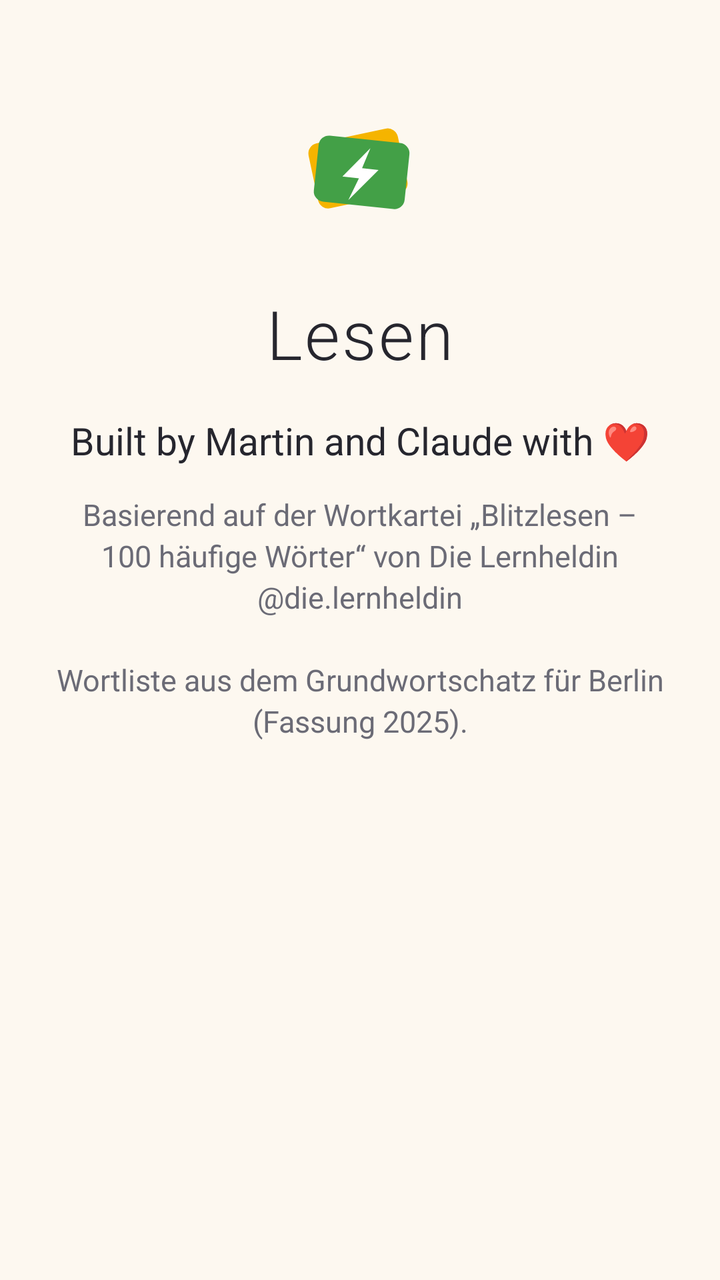
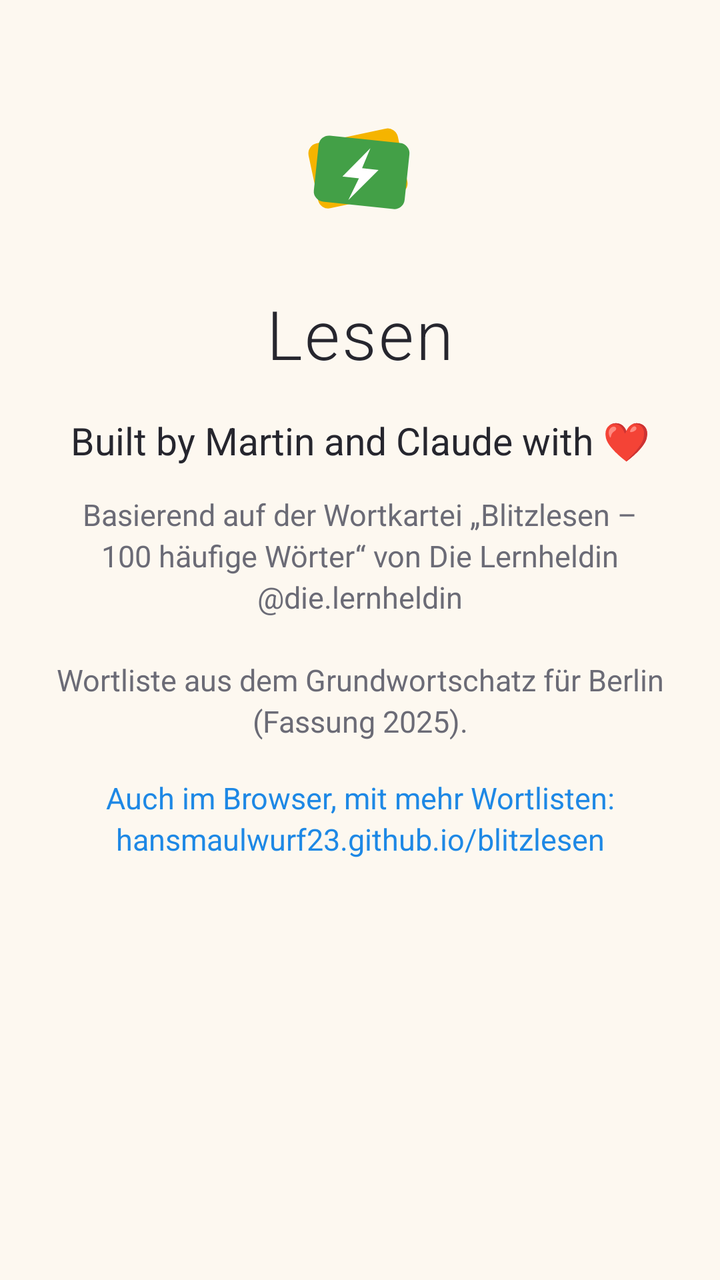

Two renders of the same Android screen: before a commit and after it. Below are the layout's source before the change and the commit's diff.
<!-- AndroidManifest.xml: application theme Theme.Lesen -->
<!-- res/layout/dialog_about.xml -->
<?xml version="1.0" encoding="utf-8"?>
<LinearLayout xmlns:android="http://schemas.android.com/apk/res/android"
    android:layout_width="match_parent"
    android:layout_height="wrap_content"
    android:gravity="center_horizontal"
    android:orientation="vertical"
    android:paddingHorizontal="28dp"
    android:paddingTop="28dp"
    android:paddingBottom="8dp">

    <ImageView
        android:layout_width="112dp"
        android:layout_height="112dp"
        android:contentDescription="@string/app_name"
        android:src="@drawable/ic_launcher_foreground" />

    <TextView
        android:layout_width="wrap_content"
        android:layout_height="wrap_content"
        android:layout_marginTop="4dp"
        android:fontFamily="sans-serif-light"
        android:letterSpacing="0.03"
        android:text="@string/app_name"
        android:textColor="@color/text_primary"
        android:textSize="34sp" />

    <TextView
        android:layout_width="wrap_content"
        android:layout_height="wrap_content"
        android:layout_marginTop="18dp"
        android:gravity="center"
        android:lineSpacingExtra="4dp"
        android:text="@string/about_built_by"
        android:textColor="@color/text_primary"
        android:textSize="19sp" />

    <TextView
        android:layout_width="wrap_content"
        android:layout_height="wrap_content"
        android:layout_marginTop="14dp"
        android:gravity="center"
        android:lineSpacingExtra="3dp"
        android:text="@string/about_based_on"
        android:textColor="@color/text_secondary"
        android:textSize="15sp" />

    <TextView
        android:id="@+id/about_version"
        android:layout_width="wrap_content"
        android:layout_height="wrap_content"
        android:layout_marginTop="14dp"
        android:fontFamily="monospace"
        android:textColor="@color/text_secondary"
        android:textSize="14sp" />

</LinearLayout>
<!-- resources referenced by this layout -->
<resources>
  <color name="text_primary">#FF26262E</color>
  <color name="text_secondary">#FF6B6B76</color>
  <!-- drawable ic_launcher_foreground (drawable) -->
  <vector xmlns:android="http://schemas.android.com/apk/res/android"
      android:width="108dp"
      android:height="108dp"
      android:viewportWidth="108"
      android:viewportHeight="108">
      
      <group android:pivotX="54" android:pivotY="54" android:rotation="-12">
          <path android:fillColor="#FFF5B400" android:pathData="M36,38h34a5,5 0,0 1,5,5v22a5,5 0,0 1,-5,5h-34a5,5 0,0 1,-5,-5v-22a5,5 0,0 1,5,-5z" />
      </group>
      <group android:pivotX="54" android:pivotY="54" android:rotation="6">
          <path android:fillColor="#FF43A047" android:pathData="M38,40h34a5,5 0,0 1,5,5v22a5,5 0,0 1,-5,5h-34a5,5 0,0 1,-5,-5v-22a5,5 0,0 1,5,-5z" />
          <path android:fillColor="#FFFFFFFF" android:pathData="M58,44l-12,15h8l-4,11l13,-16h-8z" />
      </group>
  </vector>
  <string name="about_based_on">Basierend auf der Wortkartei „Blitzlesen – 100 häufige Wörter“ von Die Lernheldin\n@die.lernheldin\n\nWortliste aus dem Grundwortschatz für Berlin (Fassung 2025).</string>
  <string name="about_built_by">Built by Martin and Claude with ❤️</string>
  <string name="app_name">Lesen</string>
  <style name="Theme.Lesen" parent="Theme.Material3.DayNight.NoActionBar">
          <item name="colorPrimary">@color/accent</item>
          <item name="colorOnPrimary">#FFFFFFFF</item>
          <item name="colorSecondary">@color/good</item>
          <item name="android:colorBackground">@color/bg</item>
          <item name="colorSurface">@color/surface</item>
          <item name="colorOnSurface">@color/text_primary</item>
          <item name="colorOnSurfaceVariant">@color/text_secondary</item>
          
          <item name="elevationOverlayEnabled">false</item>
          <item name="android:statusBarColor">@color/bg</item>
          <item name="android:navigationBarColor">@color/bg</item>
          <item name="android:windowLightStatusBar">@bool/light_system_bars</item>
          <item name="android:windowLightNavigationBar" tools:targetApi="o_mr1">@bool/light_system_bars</item>
      </style>
  <color name="accent">#FF1E88E5</color>
  <color name="good">#FF43A047</color>
  <color name="bg">#FFFDF8F0</color>
  <color name="surface">#FFFFFFFF</color>
</resources>

<!-- the commit's change to res/layout/dialog_about.xml (unified diff, before → after) -->
@@ -45,6 +45,19 @@
         android:textSize="15sp" />
 
     <TextView
+        android:id="@+id/about_web"
+        android:layout_width="wrap_content"
+        android:layout_height="wrap_content"
+        android:layout_marginTop="14dp"
+        android:background="?attr/selectableItemBackground"
+        android:gravity="center"
+        android:lineSpacingExtra="3dp"
+        android:padding="4dp"
+        android:text="@string/about_web"
+        android:textColor="@color/accent"
+        android:textSize="15sp" />
+
+    <TextView
         android:id="@+id/about_version"
         android:layout_width="wrap_content"
         android:layout_height="wrap_content"
<!-- resource entries referenced after the edit -->
@@ -19,6 +19,7 @@
   </vector>
   <string name="about_based_on">Basierend auf der Wortkartei „Blitzlesen – 100 häufige Wörter“ von Die Lernheldin\n@die.lernheldin\n\nWortliste aus dem Grundwortschatz für Berlin (Fassung 2025).</string>
   <string name="about_built_by">Built by Martin and Claude with ❤️</string>
+  <string name="about_web">Auch im Browser, mit mehr Wortlisten:\nhansmaulwurf23.github.io/blitzlesen</string>
   <string name="app_name">Lesen</string>
   <style name="Theme.Lesen" parent="Theme.Material3.DayNight.NoActionBar">
           <item name="colorPrimary">@color/accent</item>
